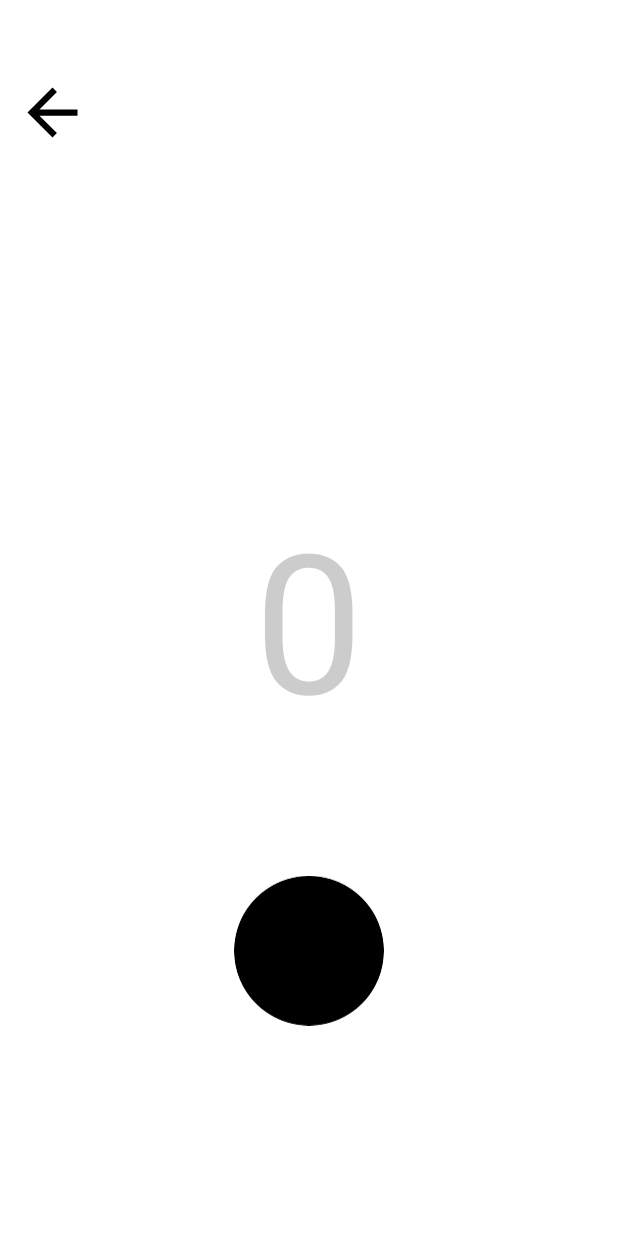
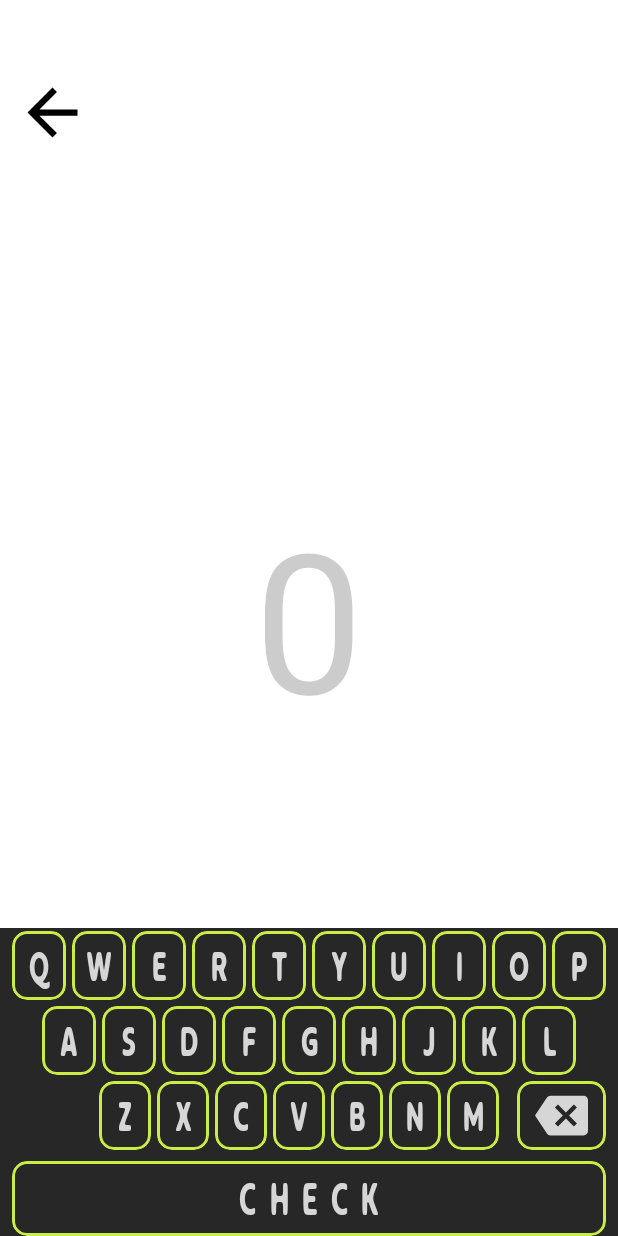
Before and after one commit to Agamagsm13/WorderWorld, an Android app built with Jetpack Compose: the GameFragment screen opened through its navigation route, on a phone screen of 412 x 824 dp. Run offline under Robolectric (Android 15) with nearby library versions, the phone set to English and light mode, and no system bars; our stand-ins replace AdMob, Dagger/Hilt's generated code, navigation-ui; libraries missing offline, so code that uses them is left out: com.android.billingclient; 1 statement that could not run was skipped.

Commit message:
customize keyboard

```diff
--- /dev/null
+++ b/app/src/main/res/drawable/baseline_backspace_24.xml
@@ -0,0 +1,5 @@
+<vector android:autoMirrored="true" android:height="24dp"
+    android:tint="#000000" android:viewportHeight="24"
+    android:viewportWidth="24" android:width="24dp" xmlns:android="http://schemas.android.com/apk/res/android">
+    <path android:fillColor="@android:color/white" android:pathData="M22,3L7,3c-0.69,0 -1.23,0.35 -1.59,0.88L0,12l5.41,8.11c0.36,0.53 0.9,0.89 1.59,0.89h15c1.1,0 2,-0.9 2,-2L24,5c0,-1.1 -0.9,-2 -2,-2zM19,15.59L17.59,17 14,13.41 10.41,17 9,15.59 12.59,12 9,8.41 10.41,7 14,10.59 17.59,7 19,8.41 15.41,12 19,15.59z"/>
+</vector>
--- a/app/src/main/res/layout/fragment_game.xml
+++ b/app/src/main/res/layout/fragment_game.xml
@@ -88,8 +88,8 @@
 
         <androidx.constraintlayout.widget.ConstraintLayout
             android:id="@+id/ball"
-            android:layout_width="100dp"
-            android:layout_height="100dp">
+            android:layout_width="00dp"
+            android:layout_height="00dp">
             <com.google.android.material.imageview.ShapeableImageView
                 android:id="@+id/ball_image"
                 android:layout_width="match_parent"
@@ -100,6 +100,11 @@
 
     </RelativeLayout>
 
+    <com.example.worderworld.widget.CustomKeyboard
+        android:layout_width="match_parent"
+        android:layout_height="wrap_content"
+        app:layout_constraintBottom_toBottomOf="parent" />
+
 
 
 
--- a/app/src/main/res/layout/fragment_lets_play.xml
+++ b/app/src/main/res/layout/fragment_lets_play.xml
@@ -64,10 +64,4 @@
             android:textSize="40sp" />
     </com.google.android.material.card.MaterialCardView>
 
-    <com.example.worderworld.widget.CustomKeyboard
-        android:layout_width="match_parent"
-        android:layout_height="wrap_content"
-        app:layout_constraintBottom_toBottomOf="parent"
-        android:layout_marginBottom="50dp"/>
-
 </androidx.constraintlayout.widget.ConstraintLayout>
--- a/app/src/main/res/layout/widget_key_view.xml
+++ b/app/src/main/res/layout/widget_key_view.xml
@@ -27,7 +27,7 @@
             app:autoSizeMinTextSize="12dp"
             app:autoSizeMaxTextSize="100dp"
             app:autoSizeStepGranularity="2dp"
-            android:textColor="@color/white"
+            android:textColor="@color/grey_light"
             android:gravity="center"
             android:layout_margin="5dp"
             android:fontFamily="@font/pemanka"
--- a/app/src/main/res/layout/widget_keyboard_view.xml
+++ b/app/src/main/res/layout/widget_keyboard_view.xml
@@ -3,11 +3,13 @@
     android:layout_width="match_parent"
     android:layout_height="wrap_content"
     xmlns:app="http://schemas.android.com/apk/res-auto"
+    xmlns:tools="http://schemas.android.com/tools"
     android:layout_gravity="bottom"
     android:background="@color/grey_dark">
 
     <LinearLayout
         android:id="@+id/first_row"
+        android:layout_marginHorizontal="6dp"
         app:layout_constraintTop_toTopOf="parent"
         android:layout_width="match_parent"
         android:layout_height="50dp"
@@ -79,6 +81,7 @@
         app:layout_constraintTop_toBottomOf="@id/first_row"
         android:layout_width="match_parent"
         android:layout_height="50dp"
+        android:layout_marginHorizontal="6dp"
         android:orientation="horizontal">
 
         <View
@@ -149,6 +152,7 @@
         app:layout_constraintTop_toBottomOf="@id/second_row"
         android:layout_width="match_parent"
         android:layout_height="50dp"
+        android:layout_marginHorizontal="6dp"
         android:orientation="horizontal">
 
         <View
@@ -196,10 +200,69 @@
             android:layout_weight="1"
             app:key_state="1"
             app:key_text="M"/>
-        <View
+
+        <com.google.android.material.card.MaterialCardView
+            android:id="@+id/delete"
             android:layout_width="0dp"
             android:layout_height="match_parent"
-            android:layout_weight="1.5"/>
+            android:layout_weight="1.5"
+            app:layout_constraintTop_toBottomOf="@id/third_row"
+            android:layout_marginStart="10dp"
+            android:layout_marginEnd="2dp"
+            android:layout_marginBottom="2dp"
+            android:layout_marginTop="2dp"
+            app:cardCornerRadius="10dp"
+            android:elevation="0dp"
+            android:foreground="?android:attr/selectableItemBackground"
+            android:clickable="true"
+            android:focusable="true"
+            app:cardBackgroundColor="@color/grey_dark"
+            app:strokeWidth="2dp"
+            app:strokeColor="@color/lime">
+
+            <androidx.appcompat.widget.AppCompatImageView
+                android:layout_width="match_parent"
+                android:layout_height="match_parent"
+                android:src="@drawable/baseline_backspace_24"
+                android:tint="@color/grey_light"
+                android:layout_margin="5dp"/>
+        </com.google.android.material.card.MaterialCardView>
     </LinearLayout>
 
+    <com.google.android.material.card.MaterialCardView
+        android:id="@+id/key_card"
+        android:layout_width="match_parent"
+        android:layout_height="50dp"
+        app:layout_constraintTop_toBottomOf="@id/third_row"
+        android:layout_marginHorizontal="8dp"
+        android:layout_marginBottom="5dp"
+        android:layout_marginTop="5dp"
+        app:cardCornerRadius="10dp"
+        android:elevation="0dp"
+        android:foreground="?android:attr/selectableItemBackground"
+        android:clickable="true"
+        android:focusable="true"
+        app:cardBackgroundColor="@color/grey_dark"
+        app:strokeWidth="2dp"
+        app:strokeColor="@color/lime">
+
+        <androidx.appcompat.widget.AppCompatTextView
+            android:id="@+id/key_text"
+            android:layout_width="match_parent"
+            android:layout_height="match_parent"
+            app:autoSizeTextType="uniform"
+            app:autoSizeMinTextSize="12dp"
+            app:autoSizeMaxTextSize="100dp"
+            app:autoSizeStepGranularity="2dp"
+            android:textColor="@color/grey_light"
+            android:gravity="center"
+            android:layout_margin="5dp"
+            android:letterSpacing="0.3"
+            android:text="@string/check"
+            android:fontFamily="@font/pemanka"
+            android:textAllCaps="true"
+            android:clickable="false"
+            tools:text="w"/>
+    </com.google.android.material.card.MaterialCardView>
+
 </androidx.constraintlayout.widget.ConstraintLayout>
--- a/app/src/main/res/values/colors.xml
+++ b/app/src/main/res/values/colors.xml
@@ -12,6 +12,7 @@
     <color name="green">#397728</color>
     <color name="blue">#1A4A7E</color>
     <color name="white">#FFFFFFFF</color>
+    <color name="grey_light">#D6D6D6</color>
     <color name="red">#FF0000</color>
     <color name="lime">#C9ED45</color>
     <color name="red_30">#4DFF0000</color>
--- a/app/src/main/res/values/strings.xml
+++ b/app/src/main/res/values/strings.xml
@@ -16,4 +16,5 @@
     <string name="buy">BUY</string>
     <string name="select">SELECT</string>
     <string name="selected_text">SELECTED</string>
+    <string name="check">Check</string>
 </resources>
```
Lines whose indentation alone changed are shown as unchanged.
